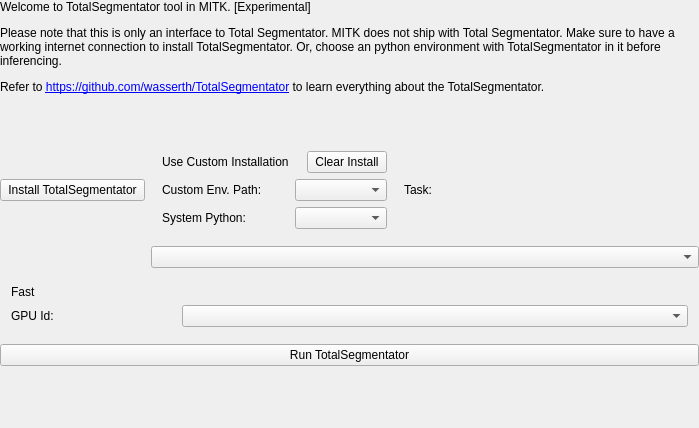
This is Modules/SegmentationUI/Qmitk/QmitkTotalSegmentatorGUIControls.ui in MITK/MITK as Qt 5 draws it before an edit. The edited form follows.
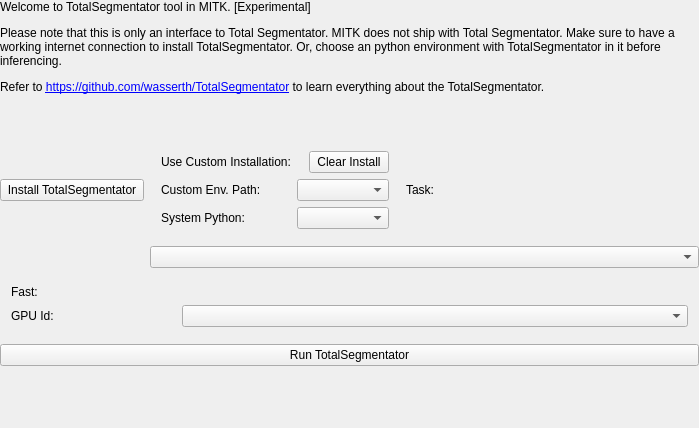
This is the edited form. Custom widgets are drawn as their Qt base class.

Commit message: Minor UI & status text update

```diff
--- a/Modules/SegmentationUI/Qmitk/QmitkTotalSegmentatorGUIControls.ui
+++ b/Modules/SegmentationUI/Qmitk/QmitkTotalSegmentatorGUIControls.ui
@@ -132,7 +132,7 @@
 			 </sizepolicy>
 			</property>
 			<property name="text">
-				<string>Use Custom Installation</string>
+				<string>Use Custom Installation:</string>
 			</property>
 		   </widget>
 		  </item>
@@ -265,7 +265,7 @@
 		   </sizepolicy>
 		  </property>
 		  <property name="text">
-	       <string>Fast</string>
+	       <string>Fast:</string>
 		  </property>
 		 </widget>
 		</item>  
```
The commit also changes 1 other file.
